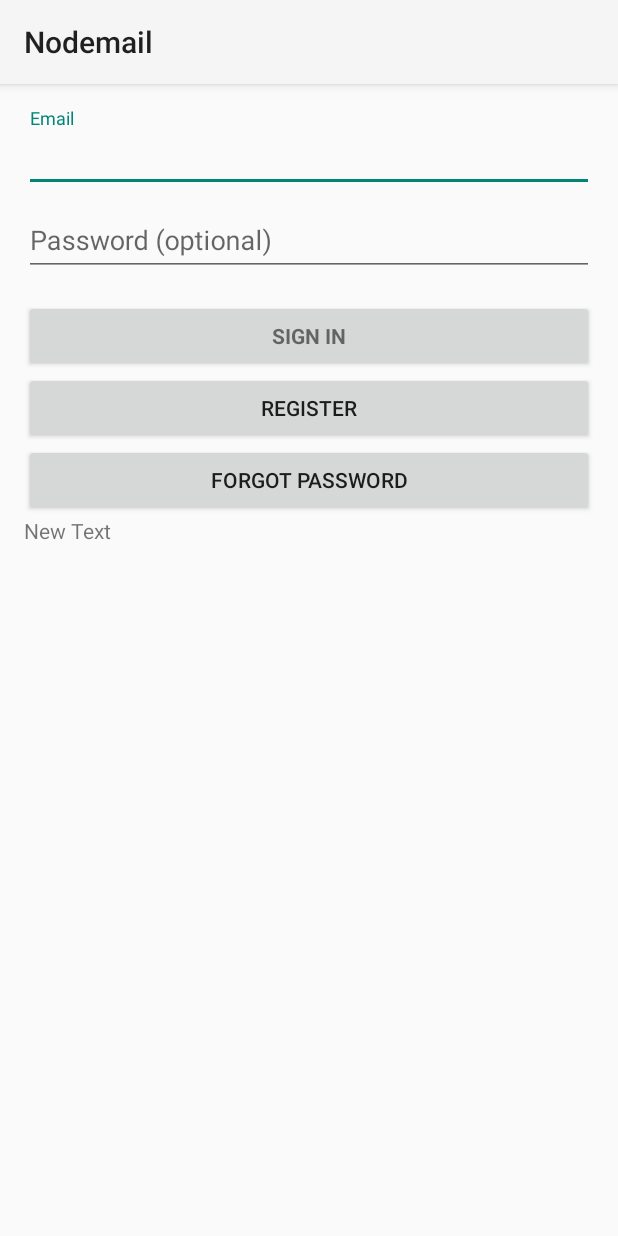
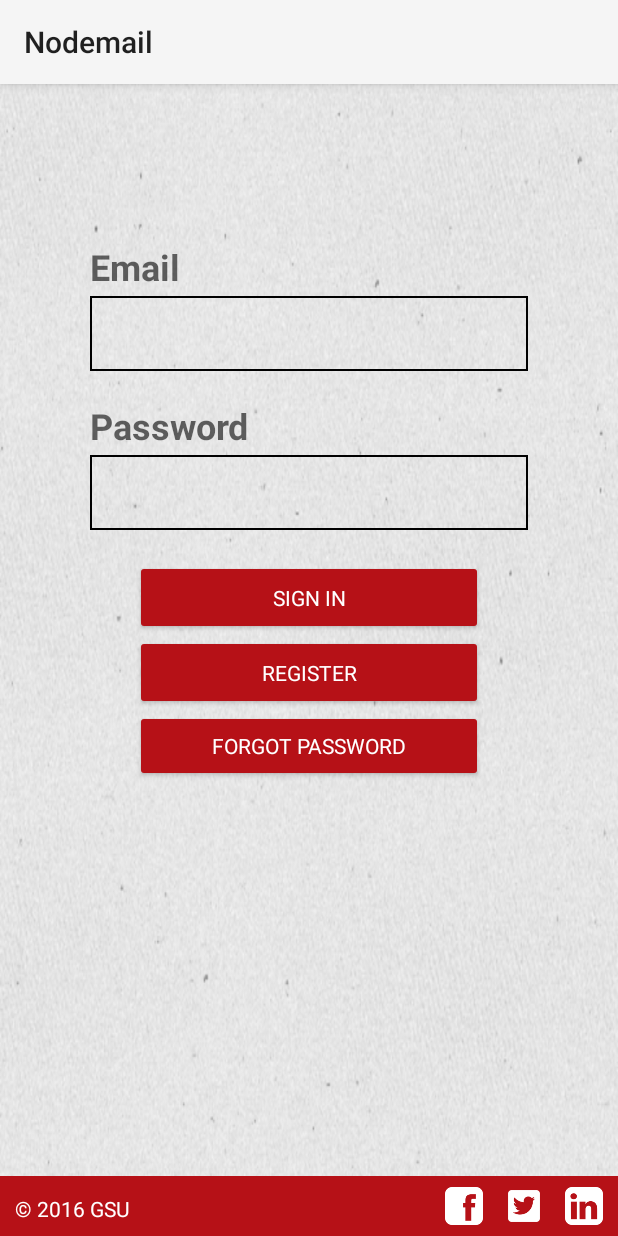
Before and after one commit to mehmetardaoz/GsuApp, an Android app: the screen it shows after launch (LoginActivity), on a phone screen of 412 x 824 dp. Run offline under Robolectric (Android 15) with nearby library versions, the phone set to English and light mode, and no system bars.

Commit message:
load page designed.

```diff
--- /dev/null
+++ b/app/src/main/res/drawable/back.xml
@@ -0,0 +1,6 @@
+<?xml version="1.0" encoding="utf-8"?>
+
+    <shape xmlns:android="http://schemas.android.com/apk/res/android" android:shape="rectangle" >
+        <solid android:color="#00000000" />
+        <stroke android:width="1dip" android:color="#000000"/>
+    </shape>
--- a/app/src/main/res/layout/activity_food_tabbed.xml
+++ b/app/src/main/res/layout/activity_food_tabbed.xml
@@ -76,7 +76,7 @@
             android:layout_width="match_parent"
             android:layout_height="wrap_content"
             android:background="#FFFFFF"
-            app:tabBackground="@android:color/black"
+            app:tabBackground="@android:#778899"
             android:foregroundGravity="bottom|center"
             android:visibility="visible"
             android:foreground="@color/ColorPrimary"
--- a/app/src/main/res/layout/activity_login.xml
+++ b/app/src/main/res/layout/activity_login.xml
@@ -2,11 +2,13 @@
     xmlns:tools="http://schemas.android.com/tools"
     android:layout_width="match_parent"
     android:layout_height="match_parent"
-    android:paddingBottom="@dimen/activity_vertical_margin"
-    android:paddingLeft="@dimen/activity_horizontal_margin"
-    android:paddingRight="@dimen/activity_horizontal_margin"
-    android:paddingTop="@dimen/activity_vertical_margin"
-    tools:context="kia.nodemail.LoginActivity">
+    tools:context="kia.nodemail.LoginActivity"
+    android:background="@drawable/arka"
+    android:orientation="vertical">
+
+
+
+
 
     <!-- Login progress -->
     <ProgressBar
@@ -20,76 +22,124 @@
     <ScrollView
         android:id="@+id/login_form"
         android:layout_width="match_parent"
-        android:layout_height="match_parent">
+        android:layout_height="wrap_content">
+
 
         <LinearLayout
             android:id="@+id/email_login_form"
             android:layout_width="match_parent"
             android:layout_height="wrap_content"
-            android:orientation="vertical">
+            android:layout_marginTop="25dp"
+            android:layout_marginLeft="30dp"
+            android:layout_marginRight="30dp"
+            android:orientation="vertical"
+            android:weightSum="1">
+
+            <TextView
+                android:layout_width="wrap_content"
+                android:layout_height="wrap_content"
+                android:textAppearance="?android:attr/textAppearanceMedium"
+                android:text="Email"
+                android:id="@+id/textView"
+                android:layout_marginTop="80dp"
+                android:layout_marginLeft="30dp"
+                android:layout_marginRight="30dp"
+                android:textStyle="bold"
+                android:textSize="24dip" />
 
             <android.support.design.widget.TextInputLayout
                 android:layout_width="match_parent"
-                android:layout_height="wrap_content">
+                android:layout_height="50dp"
+                android:layout_marginLeft="30dp"
+                android:layout_marginRight="30dp"
+                android:background="@drawable/back"
+                android:paddingLeft="7dp"
+                android:layout_marginTop="3dp">
 
                 <AutoCompleteTextView
                     android:id="@+id/email"
                     android:layout_width="match_parent"
-                    android:layout_height="wrap_content"
-                    android:hint="@string/prompt_email"
+                    android:layout_height="35dp"
+                    android:maxLines="1"
+                    android:singleLine="true"
+                    android:allowUndo="false"
+                    android:autoText="false"
+                    android:fontFamily="Ornitons"
                     android:inputType="textEmailAddress"
-                    android:maxLines="1"
-                    android:singleLine="true" />
+                    android:background="#00000000"/>
 
             </android.support.design.widget.TextInputLayout>
 
-            <android.support.design.widget.TextInputLayout
-                android:layout_width="match_parent"
-                android:layout_height="wrap_content">
+            <TextView
+                android:layout_width="wrap_content"
+                android:layout_height="wrap_content"
+                android:textAppearance="?android:attr/textAppearanceMedium"
+                android:text="Password"
+                android:id="@+id/textView3"
+                android:layout_marginLeft="30dp"
+                android:layout_marginRight="30dp"
+                android:layout_marginTop="20dp"
+                android:textStyle="bold"
+                android:textSize="24dip" />
 
             <EditText
                 android:id="@+id/password"
                 android:layout_width="match_parent"
-                    android:layout_height="wrap_content"
-                    android:hint="@string/prompt_password"
+                android:layout_height="50dp"
                 android:imeActionId="@+id/login"
                 android:imeActionLabel="@string/action_sign_in_short"
                 android:imeOptions="actionUnspecified"
                 android:inputType="textPassword"
-                    android:maxLines="1"
-                    android:singleLine="true" />
+                android:fontFamily="Ornitons"
+                android:layout_marginLeft="30dp"
+                android:layout_marginRight="30dp"
+                android:layout_marginTop="3dp"
+                android:background="@drawable/back"
+                android:paddingLeft="7dp"/>
 
-            </android.support.design.widget.TextInputLayout>
 
             <Button
                 android:id="@+id/email_sign_in_button"
                 style="?android:textAppearanceSmall"
                 android:layout_width="match_parent"
-                android:layout_height="wrap_content"
-                android:layout_marginTop="16dp"
-                android:text="@string/action_sign_in_short"
-                android:textStyle="bold" />
+                android:layout_height="50dp"
+                android:layout_marginTop="20dp"
+                android:text="SIGN IN"
+                android:layout_marginLeft="60dp"
+                android:layout_marginRight="60dp"
+                android:backgroundTint="#b61117"
+                android:textColor="#ffffff" />
 
             <Button
-                android:layout_width="fill_parent"
-                android:layout_height="wrap_content"
-                android:text="Register"
+                android:layout_width="match_parent"
+                android:layout_height="50dp"
+                android:text="REGISTER"
                 android:id="@+id/register"
-                android:layout_gravity="center_horizontal" />
+                android:layout_marginTop="0dp"
+                android:layout_marginLeft="60dp"
+                android:layout_marginRight="60dp"
+                style="?android:textAppearanceSmall"
+                android:backgroundTint="#b61117"
+                android:textColor="#ffffff" />
 
             <Button
-                android:layout_width="fill_parent"
+                android:layout_width="match_parent"
                 android:layout_height="wrap_content"
                 android:text="Forgot Password"
-                android:id="@+id/forgotpass" />
-
-            <TextView
-                android:layout_width="match_parent"
-                android:layout_height="wrap_content"
-                android:text="New Text"
-                android:id="@+id/token3" />
+                android:id="@+id/forgotpass"
+                android:layout_marginLeft="60dp"
+                android:layout_marginRight="60dp"
+                android:layout_marginTop="0dp"
+                style="?android:textAppearanceSmall"
+                android:backgroundTint="#b61117"
+                android:textColor="#ffffff" />
 
         </LinearLayout>
     </ScrollView>
 
+    <include layout="@layout/footer"
+        android:id="@+id/include2"
+        android:layout_width="match_parent"
+        android:layout_height="match_parent"></include>
+
 </LinearLayout>
--- a/app/src/main/res/layout/activity_register.xml
+++ b/app/src/main/res/layout/activity_register.xml
@@ -30,7 +30,8 @@
     <ScrollView
         android:layout_width="match_parent"
         android:layout_height="match_parent"
-        android:id="@+id/scrollView">
+        android:id="@+id/scrollView"
+        android:fillViewport="false">
 
         <LinearLayout
             android:orientation="vertical"
```
Lines whose indentation alone changed are shown as unchanged.
